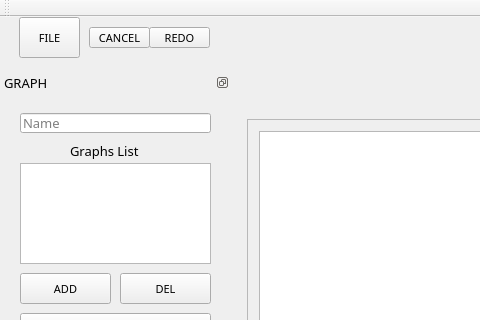
Qt form GraphViewerGUI/GraphViewerGUI.ui (The0nlyOne/GraphViewerGUI) before a commit; both pictures show x 0 to 480 and y 0 to 320 of the 1299 by 717 pixel window.
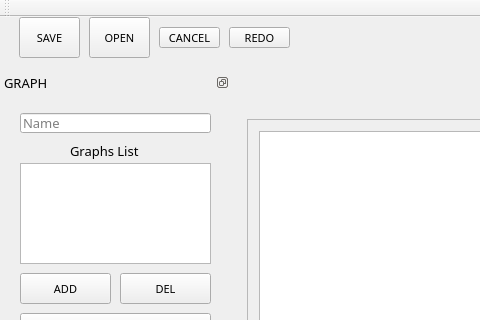
The same form after that commit.

Diff of the .ui file:
```diff
--- a/GraphViewerGUI/GraphViewerGUI.ui
+++ b/GraphViewerGUI/GraphViewerGUI.ui
@@ -562,13 +562,13 @@
       </font>
      </property>
      <property name="text">
-      <string>FILE</string>
+      <string>SAVE</string>
      </property>
     </widget>
     <widget class="QPushButton" name="cancelButton">
      <property name="geometry">
       <rect>
-       <x>70</x>
+       <x>140</x>
        <y>10</y>
        <width>61</width>
        <height>21</height>
@@ -590,7 +590,7 @@
     <widget class="QPushButton" name="redoButton">
      <property name="geometry">
       <rect>
-       <x>130</x>
+       <x>210</x>
        <y>10</y>
        <width>61</width>
        <height>21</height>
@@ -609,6 +609,25 @@
       <string>Ctrl+Shift+Z</string>
      </property>
     </widget>
+    <widget class="QPushButton" name="openFileButton">
+     <property name="geometry">
+      <rect>
+       <x>70</x>
+       <y>0</y>
+       <width>61</width>
+       <height>41</height>
+      </rect>
+     </property>
+     <property name="font">
+      <font>
+       <family>MS Reference Sans Serif</family>
+       <pointsize>8</pointsize>
+      </font>
+     </property>
+     <property name="text">
+      <string>OPEN</string>
+     </property>
+    </widget>
    </widget>
   </widget>
   <widget class="QDockWidget" name="nodesDockWidget">
```
Left out of the diff: 2 changed lines with no effect on the pictures.
